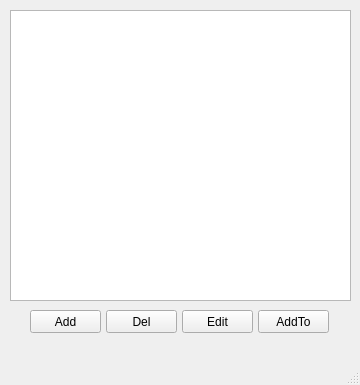
First picture: the form in res/mainwindow.ui, repository simonows/phyer, before the edit.
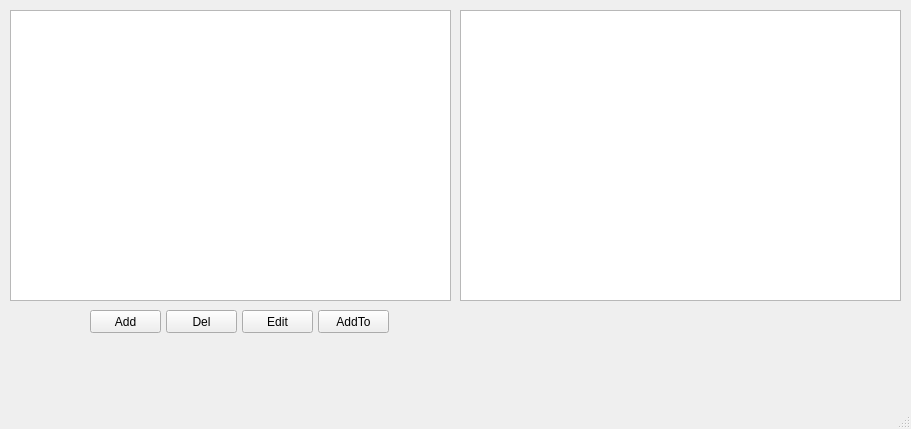
Second picture: the form after the edit.

Commit message: Add new register table

Diff of the .ui file:
```diff
--- a/res/mainwindow.ui
+++ b/res/mainwindow.ui
@@ -6,10 +6,16 @@
    <rect>
     <x>0</x>
     <y>0</y>
-    <width>360</width>
-    <height>385</height>
+    <width>911</width>
+    <height>429</height>
    </rect>
   </property>
+  <property name="sizePolicy">
+   <sizepolicy hsizetype="Fixed" vsizetype="Fixed">
+    <horstretch>0</horstretch>
+    <verstretch>0</verstretch>
+   </sizepolicy>
+  </property>
   <property name="windowTitle">
    <string>PHY Register Set Editor</string>
   </property>
@@ -19,7 +25,7 @@
      <rect>
       <x>10</x>
       <y>10</y>
-      <width>341</width>
+      <width>441</width>
       <height>291</height>
      </rect>
     </property>
@@ -27,7 +33,7 @@
    <widget class="QPushButton" name="pushButton_2">
     <property name="geometry">
      <rect>
-      <x>182</x>
+      <x>242</x>
       <y>310</y>
       <width>71</width>
       <height>23</height>
@@ -40,7 +46,7 @@
    <widget class="QPushButton" name="pushButton_3">
     <property name="geometry">
      <rect>
-      <x>106</x>
+      <x>166</x>
       <y>310</y>
       <width>71</width>
       <height>23</height>
@@ -53,7 +59,7 @@
    <widget class="QPushButton" name="pushButton_4">
     <property name="geometry">
      <rect>
-      <x>258</x>
+      <x>318</x>
       <y>310</y>
       <width>71</width>
       <height>23</height>
@@ -66,7 +72,7 @@
    <widget class="QPushButton" name="pushButton">
     <property name="geometry">
      <rect>
-      <x>30</x>
+      <x>90</x>
       <y>310</y>
       <width>71</width>
       <height>23</height>
@@ -76,6 +82,16 @@
      <string>Add</string>
     </property>
    </widget>
+   <widget class="QTableView" name="tableView_2">
+    <property name="geometry">
+     <rect>
+      <x>460</x>
+      <y>10</y>
+      <width>441</width>
+      <height>291</height>
+     </rect>
+    </property>
+   </widget>
   </widget>
   <widget class="QMenuBar" name="menubar">
    <property name="geometry">
```
Left out of the diff: 3 changed lines with no effect on the pictures. The commit also changes 8 other files.
